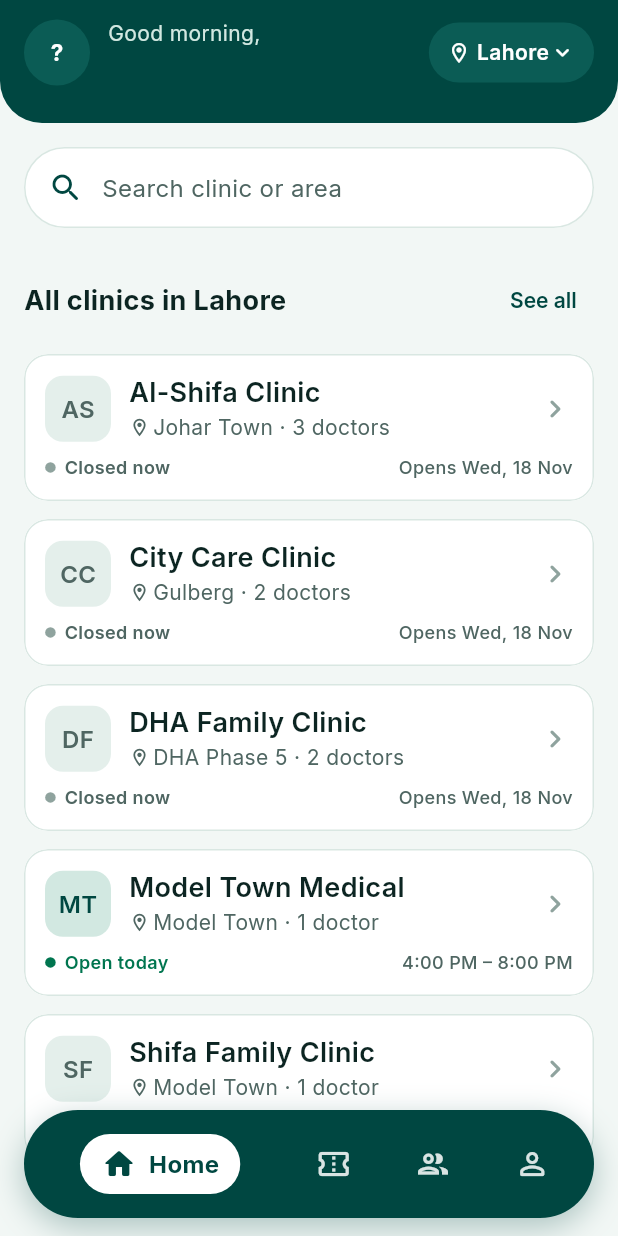
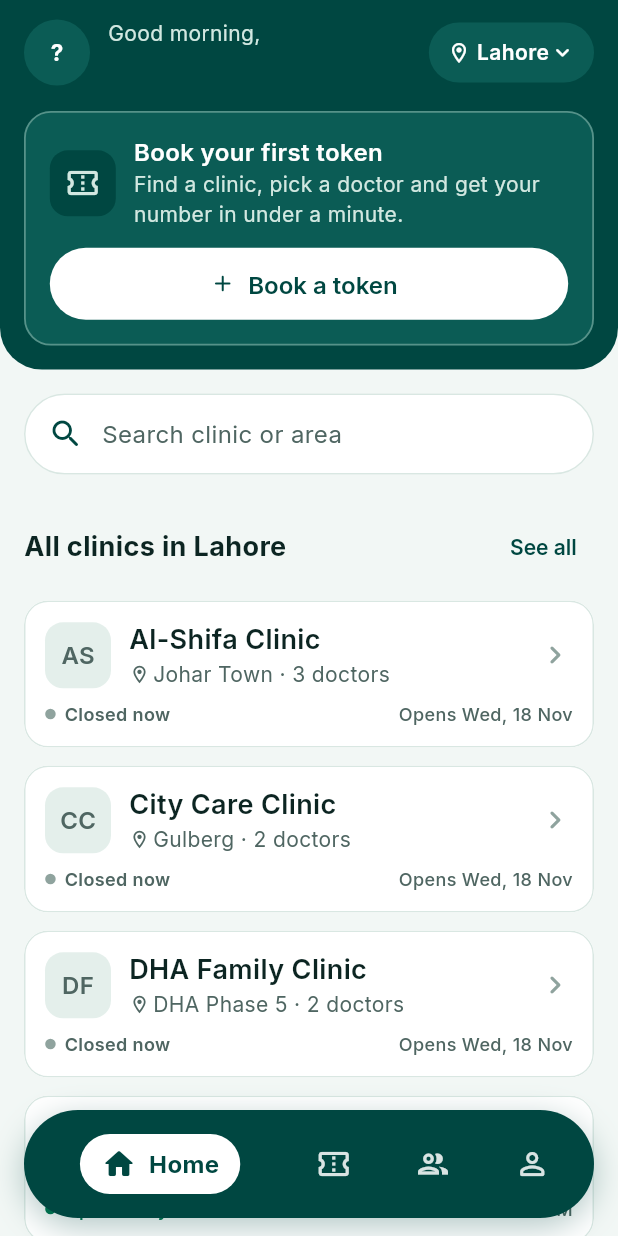
Before and after one commit to sarbuland-dev/Asani_App, a Flutter app: the HomeScreen screen opened by its route, on a phone screen of 412 x 824 dp. Run offline on Flutter 3.47's test engine with Material 3 defaults, Android fonts, the phone set to English and light mode, and no system bars; our stand-ins replace cloud_firestore, cloud_functions, connectivity_plus, firebase_auth, firebase_core, firebase_messaging and 7 more; missing offline and left inert: app_settings, dart:js_interop, firebase_app_check, qr; accounts and stored records are empty.

Commit message:
Patient app: Home ghost slip for users with no token; ticket hugs content
- No active token: an outlined "ghost" slip in the header with "Book your
  first token" (never booked) or "No active token", one help line and a
  white "Book a token" button to search. Active tokens (today or later)
  replace it with the ticket cards.
- Ticket card sizes to its content (no empty white band under the token
  code); stack height matches; the right-hand line is one line.
- DESIGN.md S-05 updated.

Co-Authored-By: Claude Opus 5.5 <noreply@anthropic.com>

```diff
--- a/apps/patient_app/lib/features/home/home_screen.dart
+++ b/apps/patient_app/lib/features/home/home_screen.dart
@@ -95,7 +95,7 @@ class _Header extends ConsumerWidget {
       child: SafeArea(
         bottom: false,
         child: Padding(
-          padding: EdgeInsets.fromLTRB(Gap.screen, Gap.md, Gap.screen, tokens.isEmpty ? Gap.xl : Gap.md),
+          padding: const EdgeInsets.fromLTRB(Gap.screen, Gap.md, Gap.screen, Gap.lg),
           child: Column(
             crossAxisAlignment: CrossAxisAlignment.stretch,
             children: [
@@ -138,6 +138,10 @@ class _Header extends ConsumerWidget {
                   ),
                 ],
               ),
+              if (tokens.isEmpty) ...[
+                const SizedBox(height: Gap.lg),
+                const _NoTokenSlip(),
+              ],
               if (tokens.isNotEmpty) ...[
                 const SizedBox(height: Gap.lg),
                 Row(children: [
@@ -153,6 +157,59 @@ class _Header extends ConsumerWidget {
             ],
           ),
         ),
+      ),
+    );
+  }
+}
+
+/// What the token area shows when there is no active token: an outlined
+/// "ghost" slip that invites the first (or next) booking.
+class _NoTokenSlip extends ConsumerWidget {
+  const _NoTokenSlip();
+
+  @override
+  Widget build(BuildContext context, WidgetRef ref) {
+    final everBooked = (ref.watch(myTokensProvider).value ?? const []).isNotEmpty;
+    return Container(
+      padding: const EdgeInsets.all(Gap.lg),
+      decoration: BoxDecoration(
+        color: AppColors.headerChip,
+        borderRadius: BorderRadius.circular(Radii.card + 2),
+        border: Border.all(color: AppColors.primarySoft.withValues(alpha: 0.6), width: 1.2),
+      ),
+      child: Column(
+        crossAxisAlignment: CrossAxisAlignment.stretch,
+        children: [
+          Row(children: [
+            Container(
+              width: 44,
+              height: 44,
+              decoration: BoxDecoration(color: AppColors.primary, borderRadius: BorderRadius.circular(Radii.button)),
+              child: const Icon(Icons.confirmation_number_outlined, color: AppColors.primaryContainer),
+            ),
+            const SizedBox(width: Gap.md),
+            Expanded(
+              child: Column(crossAxisAlignment: CrossAxisAlignment.start, children: [
+                Text(everBooked ? 'No active token' : 'Book your first token',
+                    style: AppText.titleSmall.copyWith(color: AppColors.onPrimary)),
+                const SizedBox(height: 2),
+                Text('Find a clinic, pick a doctor and get your number in under a minute.',
+                    style: AppText.bodyMedium.copyWith(color: AppColors.primaryContainer)),
+              ]),
+            ),
+          ]),
+          const SizedBox(height: Gap.md),
+          FilledButton.icon(
+            style: FilledButton.styleFrom(
+              backgroundColor: AppColors.onPrimary,
+              foregroundColor: AppColors.primary,
+              minimumSize: const Size.fromHeight(48),
+            ),
+            onPressed: () => context.push('/search'),
+            icon: const Icon(Icons.add_rounded),
+            label: const Text('Book a token'),
+          ),
+        ],
       ),
     );
   }
@@ -185,7 +242,9 @@ class _TicketStackState extends State<_TicketStack> {
     // Grows with the user's text size (body-text factor: Android 14+ scales
     // big sizes less, so a factor from a big size would come out too small).
     final f = MediaQuery.textScalerOf(context).scale(14) / 14;
-    final ticketHeight = 64 + 84 * f;
+    // Matches the ticket's content (padding, chip row, tear line, name line,
+    // token code) so the slip hugs it with no empty band.
+    final ticketHeight = 50 + 76 * f;
     const peek = 20.0;
     final page = _page.clamp(0, tokens.length - 1);
 
--- a/apps/patient_app/lib/features/tokens/token_widgets.dart
+++ b/apps/patient_app/lib/features/tokens/token_widgets.dart
@@ -85,6 +85,8 @@ class TokenTicket extends ConsumerWidget {
           child: Padding(
             padding: const EdgeInsets.fromLTRB(Gap.lg, Gap.md, Gap.lg, Gap.md),
             child: Column(
+              // Hug the content: no empty white band under the token code.
+              mainAxisSize: MainAxisSize.min,
               crossAxisAlignment: CrossAxisAlignment.stretch,
               children: [
                 Row(children: [
@@ -122,7 +124,7 @@ class TokenTicket extends ConsumerWidget {
                         if (big.isNotEmpty)
                           Text(big, style: AppText.titleMedium.copyWith(color: called ? AppColors.info : AppColors.textPrimary), maxLines: 1),
                         if (small.isNotEmpty)
-                          Text(small, style: AppText.bodyMedium, textAlign: TextAlign.right, maxLines: 2, overflow: TextOverflow.ellipsis),
+                          Text(small, style: AppText.bodyMedium, textAlign: TextAlign.right, maxLines: 1, overflow: TextOverflow.ellipsis),
                       ]),
                     ),
                     ],
```
Also changed, not shown: 1 other file.
